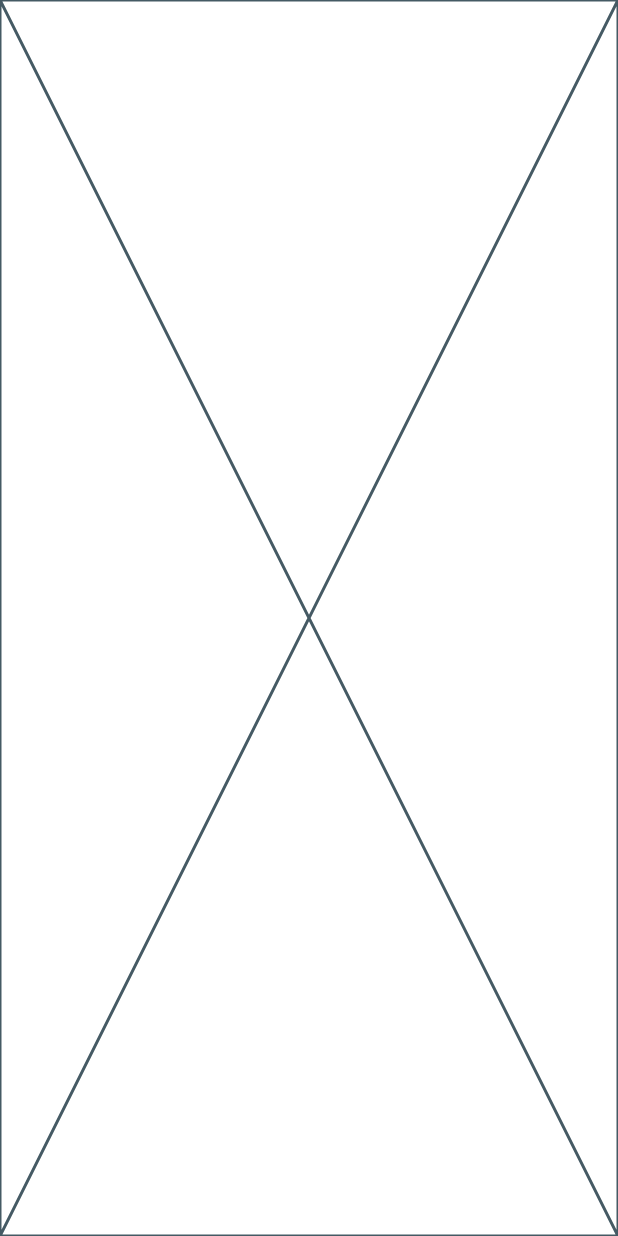
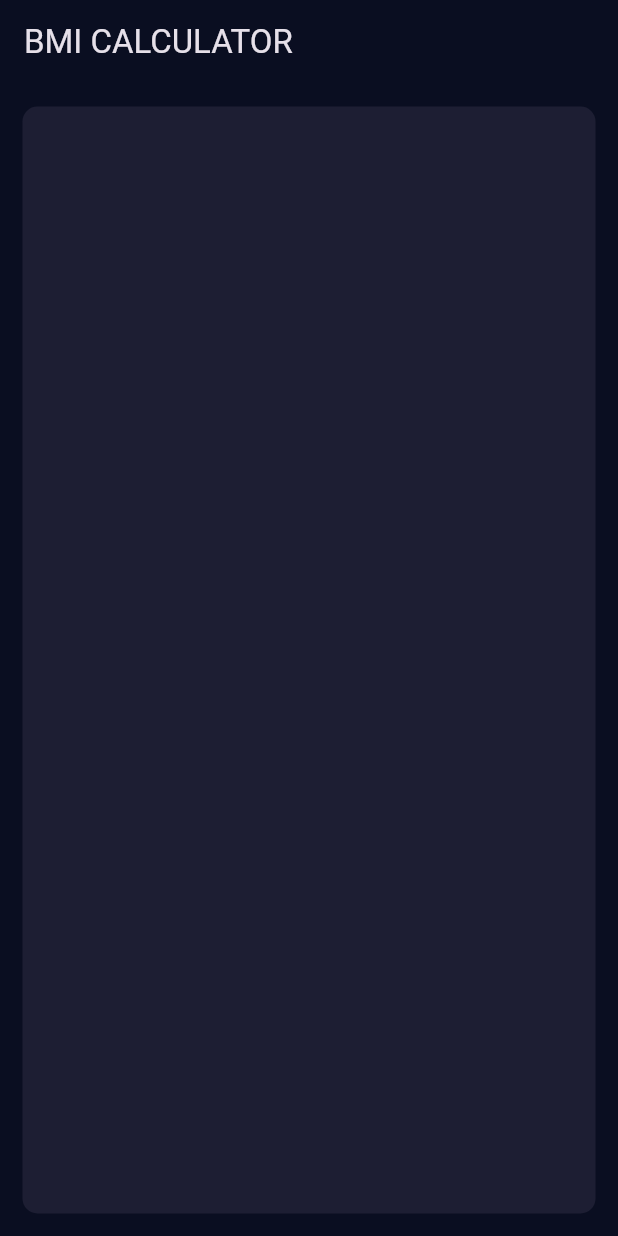
Before and after one commit to iDev-20/bmi_calculator, a Flutter app: the screen it shows after launch, on a phone screen of 412 x 824 dp. Run offline on Flutter 3.47's test engine with Material 3 defaults, Android fonts, the phone set to English and light mode, and no system bars.

Commit message:
Set the app up i.e. changed app name, set app theme etc

```diff
--- a/lib/main.dart
+++ b/lib/main.dart
@@ -1,18 +1,25 @@
-import 'package:bmi_calculator/pages/home_page.dart';
+import 'package:bmi_calculator/pages/input_page.dart';
 import 'package:flutter/material.dart';
 
 void main() {
-  runApp(const MyApp());
+  runApp(const BMICalculator());
 }
 
-class MyApp extends StatelessWidget {
-  const MyApp({super.key});
+class BMICalculator extends StatelessWidget {
+  const BMICalculator({super.key});
 
   @override
   Widget build(BuildContext context) {
-    return const MaterialApp(
+    return MaterialApp(
       debugShowCheckedModeBanner: false,
-      home: HomePage(),
+      theme: ThemeData.dark().copyWith(
+        primaryColor: const Color(0xFF0A0E21),
+        scaffoldBackgroundColor: const Color(0xFF0A0E21),
+        appBarTheme: const AppBarTheme(
+          color: Color(0xFF0A0E21),
+        ),
+      ),
+      home: const InputPage(),
     );
   }
 }
--- a/lib/pages/home_page.dart
+++ /dev/null
@@ -1,15 +0,0 @@
-import 'package:flutter/material.dart';
-
-class HomePage extends StatefulWidget {
-  const HomePage({super.key});
-
-  @override
-  State<HomePage> createState() => _HomePageState();
-}
-
-class _HomePageState extends State<HomePage> {
-  @override
-  Widget build(BuildContext context) {
-    return const Placeholder();
-  }
-}
--- /dev/null
+++ b/lib/pages/input_page.dart
@@ -0,0 +1,27 @@
+import 'package:flutter/material.dart';
+
+class InputPage extends StatefulWidget {
+  const InputPage({super.key});
+
+  @override
+  State<InputPage> createState() => InputPageState();
+}
+
+class InputPageState extends State<InputPage> {
+  final ThemeData themeData = ThemeData();
+  @override
+  Widget build(BuildContext context) {
+    return Scaffold(
+      appBar: AppBar(
+        title: const Text('BMI CALCULATOR'),
+      ),
+      body: Container(
+        margin: const EdgeInsets.all(15),
+        decoration: BoxDecoration(
+          color: const Color(0xFF1D1E33),
+          borderRadius: BorderRadius.circular(10),
+        ),
+      ),
+    );
+  }
+}
```
Also changed, not shown: 2 other files.
